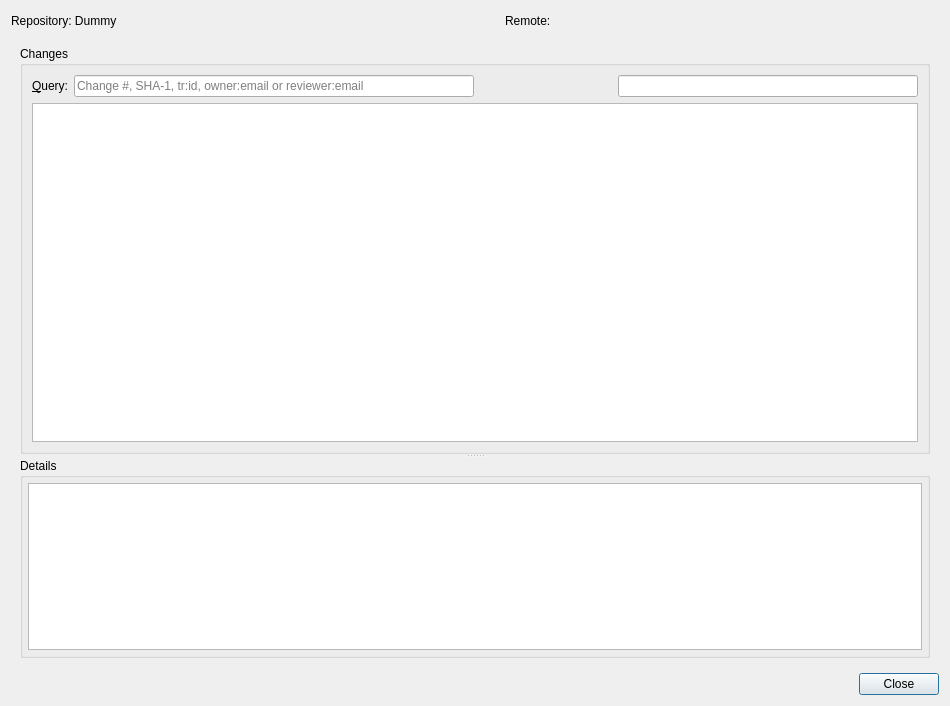
This is src/plugins/git/gerrit/gerritdialog.ui in qt-creator/qt-creator as Qt 5 draws it before an edit. The edited form follows.
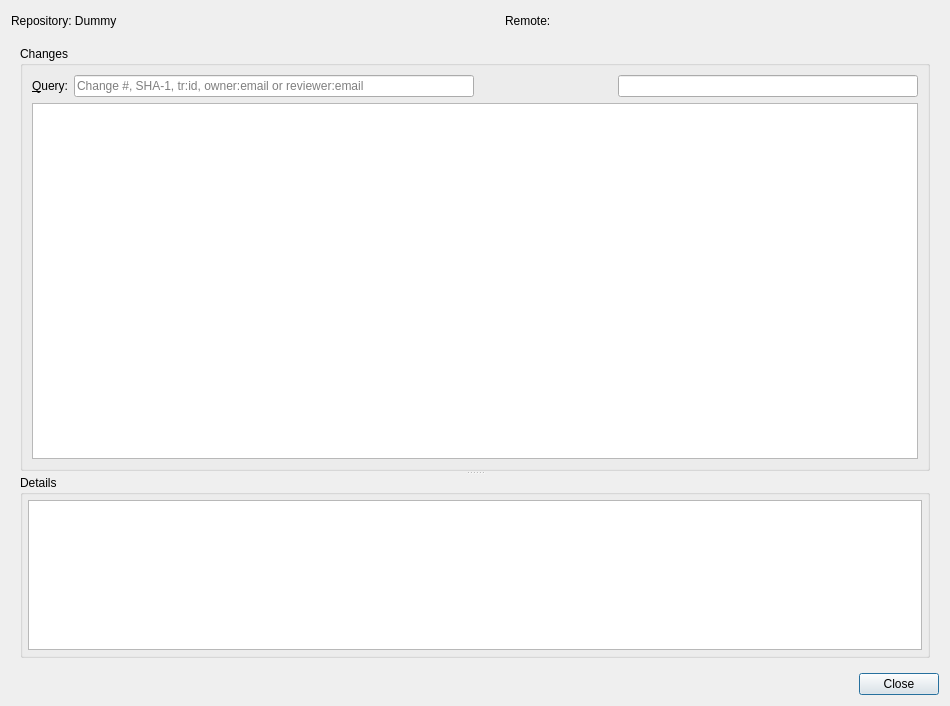
This is the edited form. Custom widgets are drawn as their Qt base class.

Commit message:
Git: Reduce the minimal height of the Gerrit dialog a bit
The current Gerrit dialog is too high for my 1366x768 screen, and
therefore it either misses the title bar or the confirmation buttons.

This change reduces the minimal height of the "changes" and "details"
sub-widgets proportionally.

The edit to the form file:
```diff
--- a/src/plugins/git/gerrit/gerritdialog.ui
+++ b/src/plugins/git/gerrit/gerritdialog.ui
@@ -88,7 +88,7 @@
          <property name="minimumSize">
           <size>
            <width>0</width>
-           <height>400</height>
+           <height>350</height>
           </size>
          </property>
          <property name="title">
@@ -188,7 +188,7 @@
          <property name="minimumSize">
           <size>
            <width>0</width>
-           <height>200</height>
+           <height>175</height>
           </size>
          </property>
          <property name="title">
```
